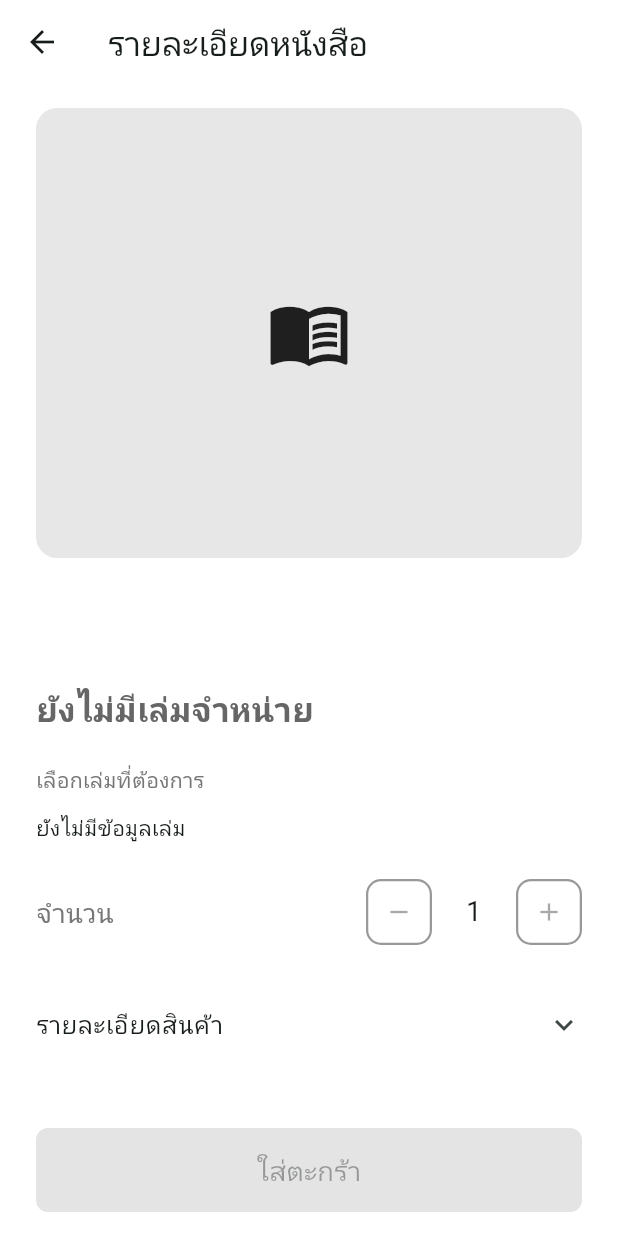
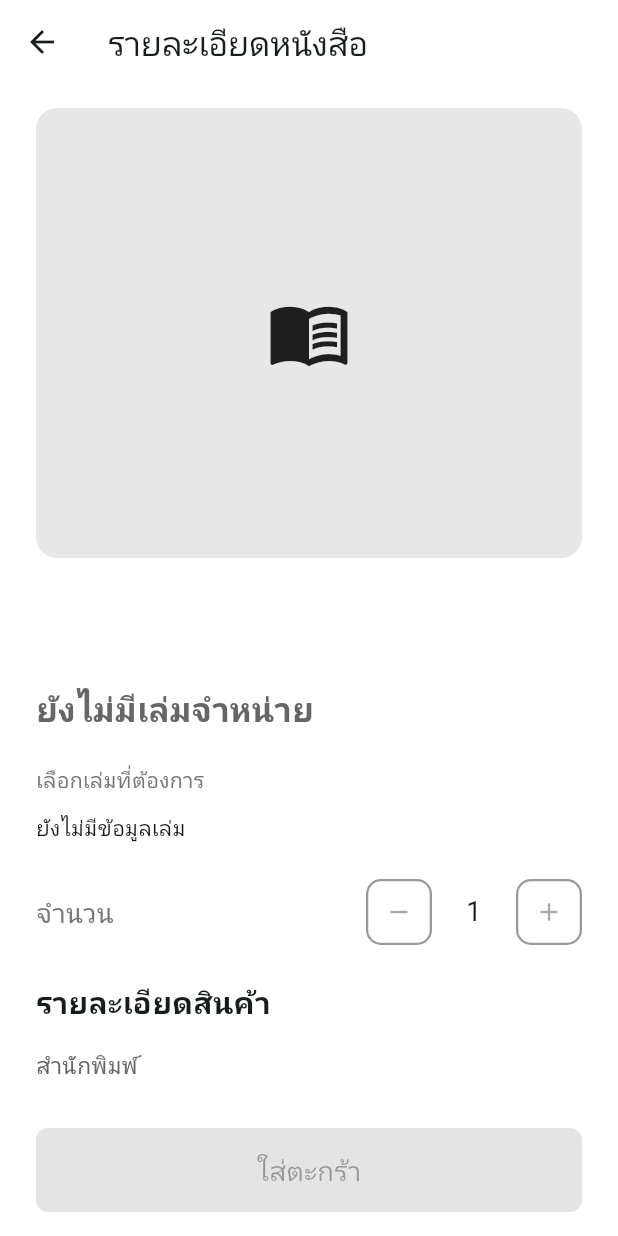
Before and after one commit to AriFeenx0/mobile_micro_commerce, a Flutter app: the BookDetailScreen screen opened directly with empty values, on a phone screen of 412 x 824 dp. Run offline on Flutter 3.47's test engine with Material 3 defaults, Android fonts, the phone set to English and light mode, and no system bars; our stand-ins replace cloud_firestore, firebase_auth, firebase_core, image_picker, qr_flutter; accounts and stored records are empty.

Commit message:
Improve Book Detail Card

```diff
--- a/lib/screens/customer/book_detail/book_detail_screen.dart
+++ b/lib/screens/customer/book_detail/book_detail_screen.dart
@@ -191,11 +191,16 @@ class _BookDetailScreenState extends State<BookDetailScreen> {
                       ],
                     ),
                     const SizedBox(height: 24),
-                    ExpansionTile(
-                      tilePadding: EdgeInsets.zero,
-                      expandedAlignment: Alignment.centerLeft,
-                      expandedCrossAxisAlignment: CrossAxisAlignment.start,
-                      title: const Text('รายละเอียดสินค้า'),
+                    const Text(
+                      'รายละเอียดสินค้า',
+                      style: TextStyle(
+                        fontSize: 20,
+                        fontWeight: FontWeight.w700,
+                      ),
+                    ),
+                    const SizedBox(height: 16),
+                    Column(
+                      crossAxisAlignment: CrossAxisAlignment.start,
                       children: [
                         _BookField(
                           label: 'สำนักพิมพ์',
@@ -217,10 +222,6 @@ class _BookDetailScreenState extends State<BookDetailScreen> {
                           value: widget.book.category.isEmpty
                               ? '-'
                               : widget.book.category.join(', '),
-                        ),
-                        _BookField(
-                          label: 'รูปแบบหนังสือ',
-                          value: widget.book.isSet ? 'เป็นชุด' : 'เล่มเดี่ยว',
                         ),
                       ],
                     ),
@@ -420,16 +421,19 @@ class _BookField extends StatelessWidget {
   @override
   Widget build(BuildContext context) {
     return Padding(
-      padding: const EdgeInsets.only(bottom: 16),
+      padding: const EdgeInsets.only(bottom: 18),
       child: Column(
         crossAxisAlignment: CrossAxisAlignment.start,
         children: [
           Text(
             label,
-            style: const TextStyle(color: Color(0xFF777777), fontSize: 12),
+            style: const TextStyle(color: Color(0xFF666666), fontSize: 15),
           ),
           const SizedBox(height: 4),
-          SelectableText(value, style: const TextStyle(fontSize: 15)),
+          SelectableText(
+            value,
+            style: const TextStyle(fontSize: 18, height: 1.4),
+          ),
         ],
       ),
     );
```
